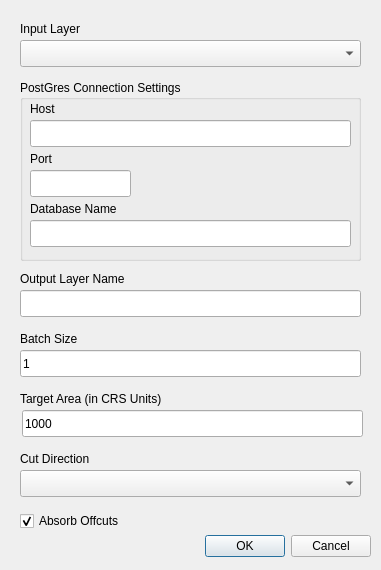
Qt form polygondivider_dialog_base.ui (jonnyhuck/RFCL-PolygonDivider) before a commit.
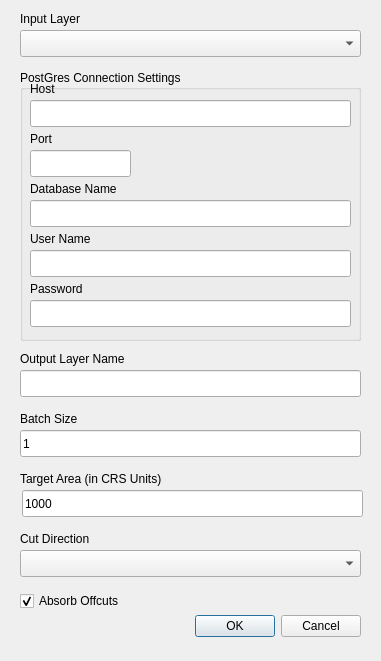
The same form after that commit.

Commit message: Adding parameters for Postgres user name and password

```diff
--- a/polygondivider_dialog_base.ui
+++ b/polygondivider_dialog_base.ui
@@ -10,7 +10,7 @@
     <x>0</x>
     <y>0</y>
     <width>381</width>
-    <height>570</height>
+    <height>661</height>
    </rect>
   </property>
   <property name="windowTitle">
@@ -19,8 +19,8 @@
   <widget class="QDialogButtonBox" name="button_box">
    <property name="geometry">
     <rect>
-     <x>30</x>
-     <y>530</y>
+     <x>20</x>
+     <y>610</y>
      <width>341</width>
      <height>32</height>
     </rect>
@@ -36,7 +36,7 @@
    <property name="geometry">
     <rect>
      <x>20</x>
-     <y>510</y>
+     <y>590</y>
      <width>131</width>
      <height>22</height>
     </rect>
@@ -52,7 +52,7 @@
    <property name="geometry">
     <rect>
      <x>20</x>
-     <y>40</y>
+     <y>30</y>
      <width>341</width>
      <height>27</height>
     </rect>
@@ -62,7 +62,7 @@
    <property name="geometry">
     <rect>
      <x>20</x>
-     <y>20</y>
+     <y>10</y>
      <width>341</width>
      <height>17</height>
     </rect>
@@ -75,7 +75,7 @@
    <property name="geometry">
     <rect>
      <x>22</x>
-     <y>410</y>
+     <y>490</y>
      <width>341</width>
      <height>27</height>
     </rect>
@@ -88,7 +88,7 @@
    <property name="geometry">
     <rect>
      <x>20</x>
-     <y>390</y>
+     <y>470</y>
      <width>341</width>
      <height>17</height>
     </rect>
@@ -101,7 +101,7 @@
    <property name="geometry">
     <rect>
      <x>20</x>
-     <y>470</y>
+     <y>550</y>
      <width>341</width>
      <height>27</height>
     </rect>
@@ -111,7 +111,7 @@
    <property name="geometry">
     <rect>
      <x>20</x>
-     <y>450</y>
+     <y>530</y>
      <width>341</width>
      <height>17</height>
     </rect>
@@ -124,7 +124,7 @@
    <property name="geometry">
     <rect>
      <x>20</x>
-     <y>290</y>
+     <y>370</y>
      <width>341</width>
      <height>27</height>
     </rect>
@@ -137,7 +137,7 @@
    <property name="geometry">
     <rect>
      <x>20</x>
-     <y>270</y>
+     <y>350</y>
      <width>111</width>
      <height>17</height>
     </rect>
@@ -150,7 +150,7 @@
    <property name="geometry">
     <rect>
      <x>20</x>
-     <y>330</y>
+     <y>410</y>
      <width>341</width>
      <height>17</height>
     </rect>
@@ -163,7 +163,7 @@
    <property name="geometry">
     <rect>
      <x>20</x>
-     <y>350</y>
+     <y>430</y>
      <width>341</width>
      <height>27</height>
     </rect>
@@ -179,9 +179,9 @@
    <property name="geometry">
     <rect>
      <x>20</x>
-     <y>80</y>
+     <y>70</y>
      <width>341</width>
-     <height>181</height>
+     <height>271</height>
     </rect>
    </property>
    <property name="title">
@@ -191,7 +191,7 @@
     <property name="geometry">
      <rect>
       <x>10</x>
-      <y>90</y>
+      <y>80</y>
       <width>101</width>
       <height>27</height>
      </rect>
@@ -207,7 +207,7 @@
     <property name="geometry">
      <rect>
       <x>10</x>
-      <y>70</y>
+      <y>60</y>
       <width>111</width>
       <height>17</height>
      </rect>
@@ -220,7 +220,7 @@
     <property name="geometry">
      <rect>
       <x>10</x>
-      <y>120</y>
+      <y>110</y>
       <width>111</width>
       <height>17</height>
      </rect>
@@ -233,7 +233,7 @@
     <property name="geometry">
      <rect>
       <x>10</x>
-      <y>20</y>
+      <y>10</y>
       <width>111</width>
       <height>17</height>
      </rect>
@@ -246,7 +246,7 @@
     <property name="geometry">
      <rect>
       <x>10</x>
-      <y>140</y>
+      <y>130</y>
       <width>321</width>
       <height>27</height>
      </rect>
@@ -259,7 +259,7 @@
     <property name="geometry">
      <rect>
       <x>10</x>
-      <y>40</y>
+      <y>30</y>
       <width>321</width>
       <height>27</height>
      </rect>
@@ -268,6 +268,58 @@
      <string/>
     </property>
    </widget>
+   <widget class="QLineEdit" name="pgUserName">
+    <property name="geometry">
+     <rect>
+      <x>10</x>
+      <y>180</y>
+      <width>321</width>
+      <height>27</height>
+     </rect>
+    </property>
+    <property name="text">
+     <string/>
+    </property>
+   </widget>
+   <widget class="QLabel" name="lblPGUserName">
+    <property name="geometry">
+     <rect>
+      <x>10</x>
+      <y>160</y>
+      <width>111</width>
+      <height>17</height>
+     </rect>
+    </property>
+    <property name="text">
+     <string>User Name</string>
+    </property>
+   </widget>
+   <widget class="QLineEdit" name="pgPassword">
+    <property name="geometry">
+     <rect>
+      <x>10</x>
+      <y>230</y>
+      <width>321</width>
+      <height>27</height>
+     </rect>
+    </property>
+    <property name="text">
+     <string/>
+    </property>
+   </widget>
+   <widget class="QLabel" name="lblPGPassword">
+    <property name="geometry">
+     <rect>
+      <x>10</x>
+      <y>210</y>
+      <width>111</width>
+      <height>17</height>
+     </rect>
+    </property>
+    <property name="text">
+     <string>Password</string>
+    </property>
+   </widget>
   </widget>
  </widget>
  <tabstops>
```
The commit also changes 1 other file.
